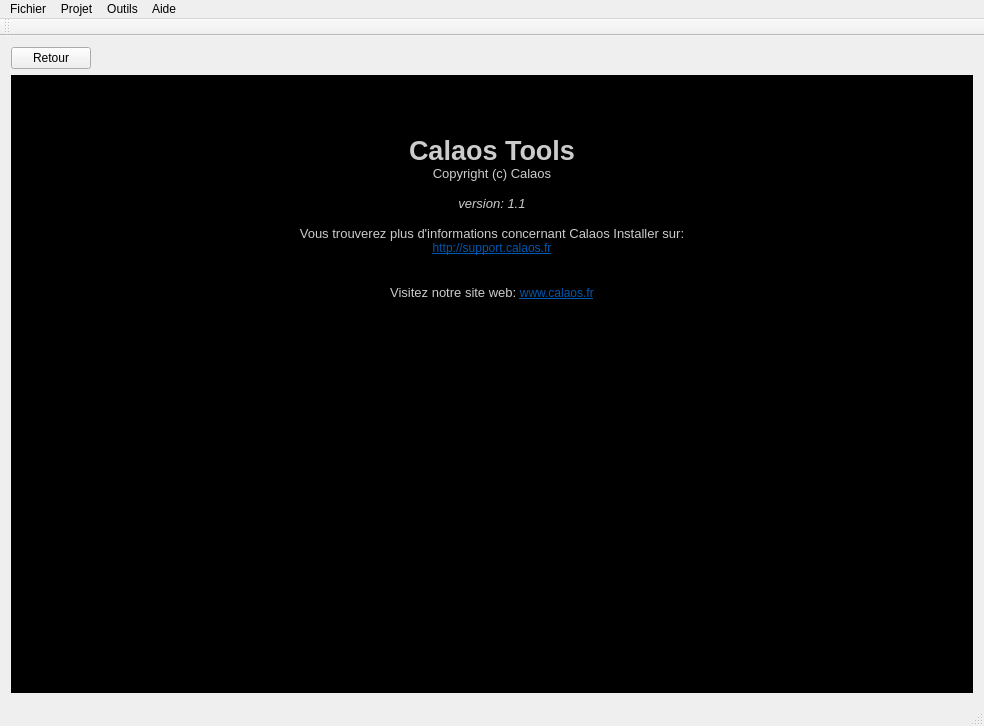
Before: the Qt Designer form data/mainwindow.ui in calaos/calaos_installer, drawn with Qt 5.
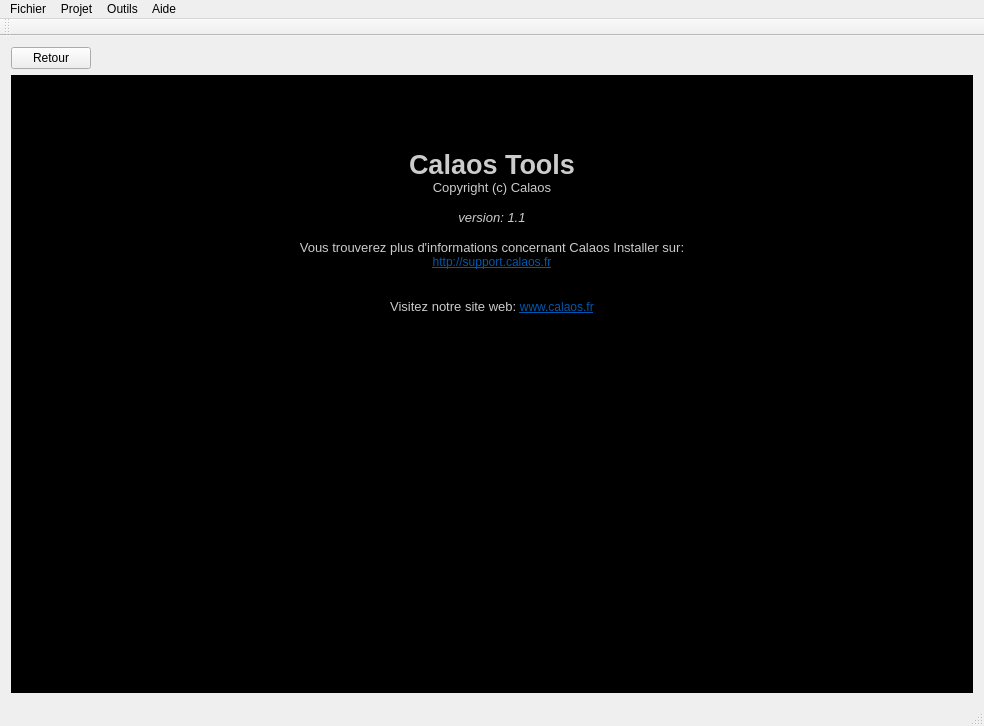
After: the same form once the commit is applied. The open tabs and pages were chosen to show the change. Icons and pictures are not drawn. Custom widgets are drawn as their Qt base class.

```diff
--- a/data/mainwindow.ui
+++ b/data/mainwindow.ui
@@ -124,6 +124,7 @@
 &lt;tr&gt;
 &lt;td style=&quot;border: none;&quot;&gt;
 &lt;p style=&quot;-qt-paragraph-type:empty; margin-top:0px; margin-bottom:0px; margin-left:0px; margin-right:0px; -qt-block-indent:0; text-indent:0px;&quot;&gt;&lt;/p&gt;
+&lt;p style=&quot;-qt-paragraph-type:empty; margin-top:0px; margin-bottom:0px; margin-left:0px; margin-right:0px; -qt-block-indent:0; text-indent:0px;&quot;&gt;&lt;/p&gt;
 &lt;p align=&quot;center&quot; style=&quot;-qt-paragraph-type:empty; margin-top:0px; margin-bottom:0px; margin-left:0px; margin-right:0px; -qt-block-indent:0; text-indent:0px;&quot;&gt;&lt;/p&gt;
 &lt;p align=&quot;center&quot; style=&quot;-qt-paragraph-type:empty; margin-top:0px; margin-bottom:0px; margin-left:0px; margin-right:0px; -qt-block-indent:0; text-indent:0px;&quot;&gt;&lt;/p&gt;
 &lt;p align=&quot;center&quot; style=&quot; margin-top:0px; margin-bottom:0px; margin-left:0px; margin-right:0px; -qt-block-indent:0; text-indent:0px;&quot;&gt;&lt;span style=&quot; font-size:20pt; font-weight:600; color:#cccccc;&quot;&gt;Calaos Tools&lt;/span&gt;&lt;/p&gt;
```
Left out of the diff: 20 changed lines with no effect on the pictures.
